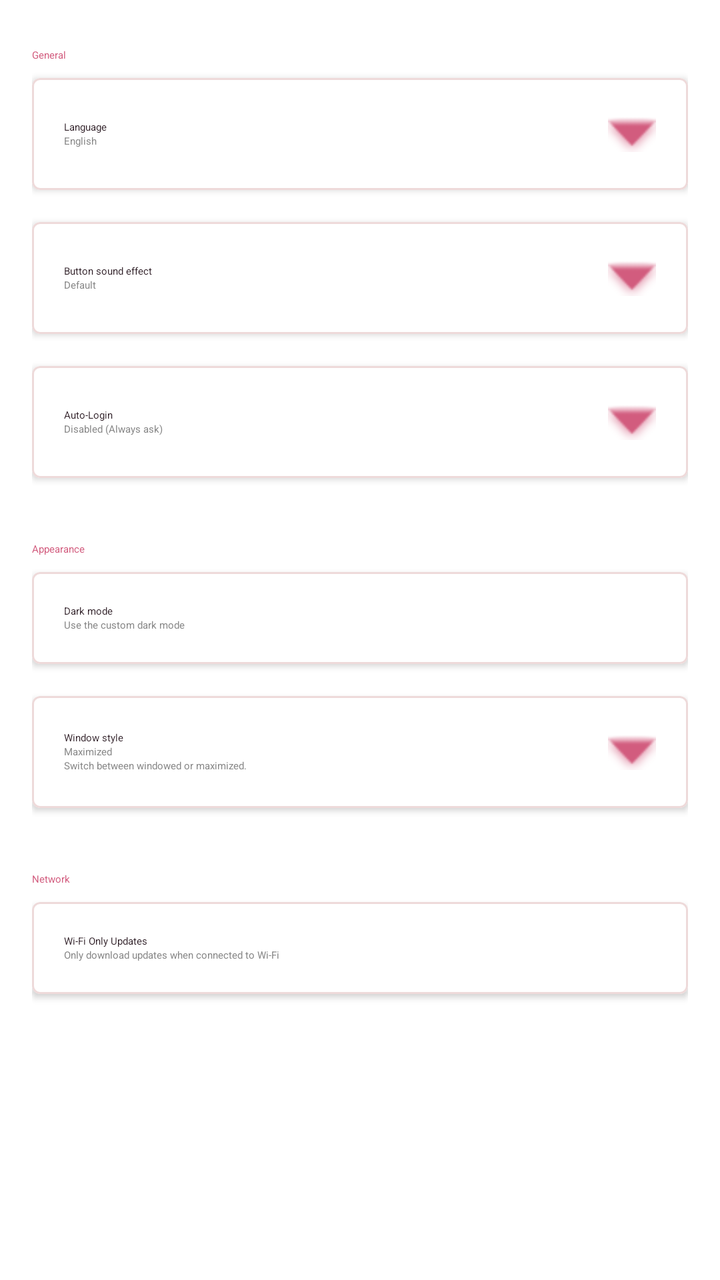
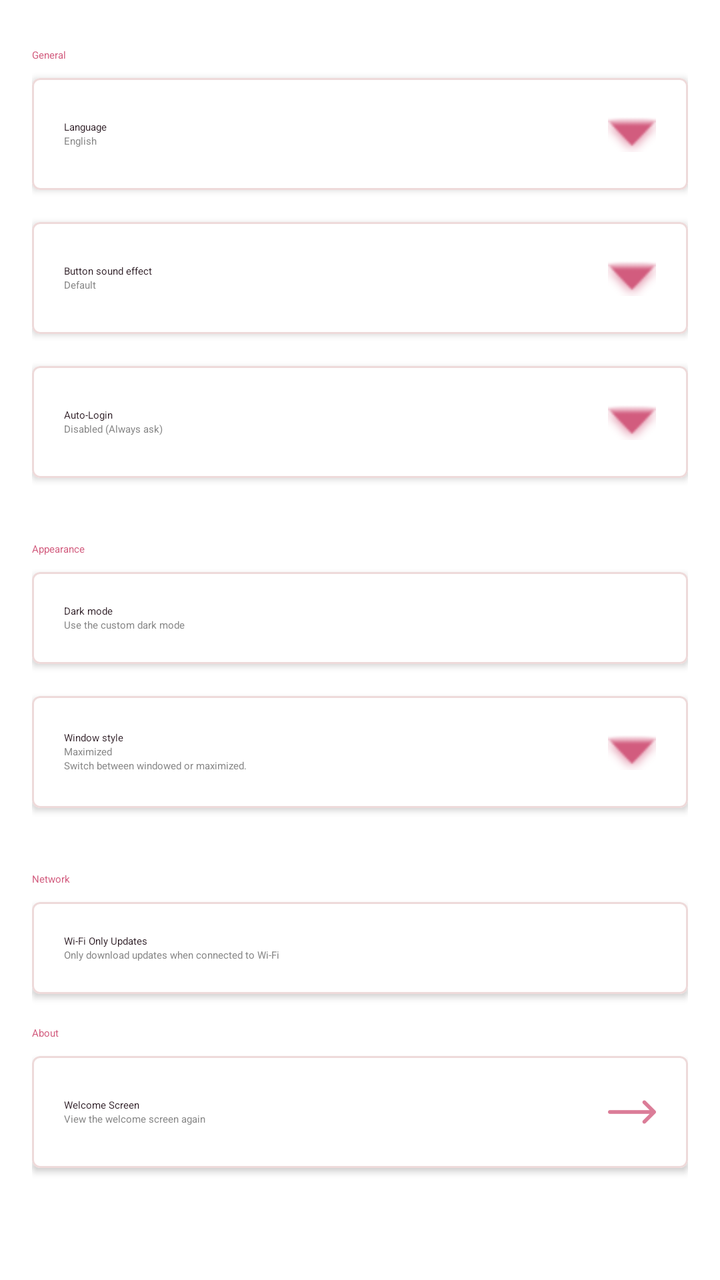

Screens rendered from an Android XML layout before and after an edit, with the pre-edit source and the edit as a unified diff.
<!-- AndroidManifest.xml: fallback theme Theme.MaterialComponents.DayNight.NoActionBar -->
<!-- res/layout/settings_activity.xml -->
<?xml version="1.0" encoding="utf-8"?>
<androidx.core.widget.NestedScrollView
    xmlns:android="http://schemas.android.com/apk/res/android"
    xmlns:app="http://schemas.android.com/apk/res-auto"
    android:layout_width="match_parent"
    android:layout_height="match_parent"
    android:fillViewport="true"
    android:background="@android:color/transparent">

    <LinearLayout
        android:layout_width="match_parent"
        android:layout_height="wrap_content"
        android:orientation="vertical"
        android:padding="16dp">

        
        <TextView
            android:text="@string/settings_category_general"
            android:layout_width="wrap_content"
            android:layout_height="wrap_content"
            android:textAppearance="?attr/textAppearanceTitleSmall"
            android:textColor="@color/colorPrimary"
            android:layout_marginBottom="8dp"
            android:layout_marginTop="8dp"/>

        <com.google.android.material.card.MaterialCardView
            android:id="@+id/cardLanguage"
            android:layout_width="match_parent"
            android:layout_height="wrap_content"
            android:layout_marginBottom="16dp"
            android:clickable="true"
            android:focusable="true"
            app:cardCornerRadius="4dp"
            app:cardElevation="2dp"
            app:cardBackgroundColor="@color/colorCardBackground"
            app:strokeColor="@color/colorDivider"
            app:strokeWidth="1dp">

            <LinearLayout
                android:layout_width="match_parent"
                android:layout_height="wrap_content"
                android:orientation="horizontal"
                android:padding="16dp"
                android:gravity="center_vertical">

                <LinearLayout
                    android:layout_width="0dp"
                    android:layout_height="wrap_content"
                    android:layout_weight="1"
                    android:orientation="vertical">

                    <TextView
                        android:text="@string/settings_language"
                        android:textAppearance="?attr/textAppearanceBodyLarge"
                        android:textColor="@color/colorTextPrimary"
                        android:layout_width="wrap_content"
                        android:layout_height="wrap_content"/>

                    <TextView
                        android:id="@+id/txtCurrentLanguage"
                        android:text="English"
                        android:textAppearance="?attr/textAppearanceBodyMedium"
                        android:layout_width="wrap_content"
                        android:layout_height="wrap_content"
                        android:textColor="@color/colorTextSecondary"/>
                </LinearLayout>

                <ImageView
                    android:layout_width="24dp"
                    android:layout_height="24dp"
                    android:src="@android:drawable/arrow_down_float"
                    app:tint="@color/colorIconTint"/>

            </LinearLayout>
        </com.google.android.material.card.MaterialCardView>

        <com.google.android.material.card.MaterialCardView
            android:id="@+id/cardSoundEffect"
            android:layout_width="match_parent"
            android:layout_height="wrap_content"
            android:layout_marginBottom="16dp"
            android:clickable="true"
            android:focusable="true"
            app:cardCornerRadius="4dp"
            app:cardElevation="2dp"
            app:cardBackgroundColor="@color/colorCardBackground"
            app:strokeColor="@color/colorDivider"
            app:strokeWidth="1dp">

            <LinearLayout
                android:layout_width="match_parent"
                android:layout_height="wrap_content"
                android:orientation="horizontal"
                android:padding="16dp"
                android:gravity="center_vertical">

                <LinearLayout
                    android:layout_width="0dp"
                    android:layout_height="wrap_content"
                    android:layout_weight="1"
                    android:orientation="vertical">

                    <TextView
                        android:text="@string/settings_sound_effect_title"
                        android:textAppearance="?attr/textAppearanceBodyLarge"
                        android:textColor="@color/colorTextPrimary"
                        android:layout_width="wrap_content"
                        android:layout_height="wrap_content"/>

                    <TextView
                        android:id="@+id/txtCurrentSoundEffect"
                        android:text="@string/settings_sound_effect_default"
                        android:textAppearance="?attr/textAppearanceBodyMedium"
                        android:layout_width="wrap_content"
                        android:layout_height="wrap_content"
                        android:textColor="@color/colorTextSecondary"/>
                </LinearLayout>

                <ImageView
                    android:layout_width="24dp"
                    android:layout_height="24dp"
                    android:src="@android:drawable/arrow_down_float"
                    app:tint="@color/colorIconTint"/>

            </LinearLayout>
        </com.google.android.material.card.MaterialCardView>

        <com.google.android.material.card.MaterialCardView
            android:id="@+id/cardAutoLogin"
            android:layout_width="match_parent"
            android:layout_height="wrap_content"
            android:layout_marginBottom="16dp"
            android:clickable="true"
            android:focusable="true"
            app:cardCornerRadius="4dp"
            app:cardElevation="2dp"
            app:cardBackgroundColor="@color/colorCardBackground"
            app:strokeColor="@color/colorDivider"
            app:strokeWidth="1dp">

            <LinearLayout
                android:layout_width="match_parent"
                android:layout_height="wrap_content"
                android:orientation="horizontal"
                android:padding="16dp"
                android:gravity="center_vertical">

                <LinearLayout
                    android:layout_width="0dp"
                    android:layout_height="wrap_content"
                    android:layout_weight="1"
                    android:orientation="vertical">

                    <TextView
                        android:text="@string/settings_auto_login_title"
                        android:textAppearance="?attr/textAppearanceBodyLarge"
                        android:textColor="@color/colorTextPrimary"
                        android:layout_width="wrap_content"
                        android:layout_height="wrap_content"/>

                    <TextView
                        android:id="@+id/txtCurrentAutoLogin"
                        android:text="@string/settings_auto_login_disabled"
                        android:textAppearance="?attr/textAppearanceBodyMedium"
                        android:layout_width="wrap_content"
                        android:layout_height="wrap_content"
                        android:textColor="@color/colorTextSecondary"/>
                </LinearLayout>

                <ImageView
                    android:layout_width="24dp"
                    android:layout_height="24dp"
                    android:src="@android:drawable/arrow_down_float"
                    app:tint="@color/colorIconTint"/>

            </LinearLayout>
        </com.google.android.material.card.MaterialCardView>

        <TextView
            android:text="@string/settings_category_appearance"
            android:layout_width="wrap_content"
            android:layout_height="wrap_content"
            android:textAppearance="?attr/textAppearanceTitleSmall"
            android:textColor="@color/colorPrimary"
            android:layout_marginBottom="8dp"
            android:layout_marginTop="16dp"/>

        <com.google.android.material.card.MaterialCardView
            android:id="@+id/cardDarkMode"
            android:layout_width="match_parent"
            android:layout_height="wrap_content"
            android:layout_marginBottom="16dp"
            android:clickable="true"
            android:focusable="true"
            app:cardCornerRadius="4dp"
            app:cardElevation="2dp"
            app:cardBackgroundColor="@color/colorCardBackground"
            app:strokeColor="@color/colorDivider"
            app:strokeWidth="1dp">

            <LinearLayout
                android:layout_width="match_parent"
                android:layout_height="wrap_content"
                android:orientation="horizontal"
                android:padding="16dp"
                android:gravity="center_vertical">

                <LinearLayout
                    android:layout_width="0dp"
                    android:layout_height="wrap_content"
                    android:layout_weight="1"
                    android:orientation="vertical">

                    <TextView
                        android:text="@string/settings_dark_mode_title"
                        android:textAppearance="?attr/textAppearanceBodyLarge"
                        android:textColor="@color/colorTextPrimary"
                        android:layout_width="wrap_content"
                        android:layout_height="wrap_content"/>

                    <TextView
                        android:text="@string/settings_dark_mode_desc"
                        android:textAppearance="?attr/textAppearanceBodySmall"
                        android:layout_width="wrap_content"
                        android:layout_height="wrap_content"
                        android:textColor="@color/colorTextSecondary"/>
                </LinearLayout>

                <com.google.android.material.materialswitch.MaterialSwitch
                    android:id="@+id/switchDarkMode"
                    android:layout_width="wrap_content"
                    android:layout_height="wrap_content"/>

            </LinearLayout>
        </com.google.android.material.card.MaterialCardView>

        <com.google.android.material.card.MaterialCardView
            android:id="@+id/cardWindowMode"
            android:layout_width="match_parent"
            android:layout_height="wrap_content"
            android:layout_marginBottom="16dp"
            android:clickable="true"
            android:focusable="true"
            app:cardCornerRadius="4dp"
            app:cardElevation="2dp"
            app:cardBackgroundColor="@color/colorCardBackground"
            app:strokeColor="@color/colorDivider"
            app:strokeWidth="1dp">

            <LinearLayout
                android:layout_width="match_parent"
                android:layout_height="wrap_content"
                android:orientation="horizontal"
                android:padding="16dp"
                android:gravity="center_vertical">

                <LinearLayout
                    android:layout_width="0dp"
                    android:layout_height="wrap_content"
                    android:layout_weight="1"
                    android:orientation="vertical">

                    <TextView
                        android:text="@string/settings_window_mode_title"
                        android:textAppearance="?attr/textAppearanceBodyLarge"
                        android:textColor="@color/colorTextPrimary"
                        android:layout_width="wrap_content"
                        android:layout_height="wrap_content"/>

                    <TextView
                        android:id="@+id/txtCurrentWindowMode"
                        android:text="@string/window_mode_maximized"
                        android:textAppearance="?attr/textAppearanceBodyMedium"
                        android:layout_width="wrap_content"
                        android:layout_height="wrap_content"
                        android:textColor="@color/colorTextSecondary"/>

                    <TextView
                        android:text="@string/settings_window_mode_desc"
                        android:textAppearance="?attr/textAppearanceBodySmall"
                        android:layout_width="wrap_content"
                        android:layout_height="wrap_content"
                        android:textColor="@color/colorTextSecondary"/>
                </LinearLayout>

                <ImageView
                    android:layout_width="24dp"
                    android:layout_height="24dp"
                    android:src="@android:drawable/arrow_down_float"
                    app:tint="@color/colorIconTint"/>

            </LinearLayout>
        </com.google.android.material.card.MaterialCardView>

        
        <TextView
            android:text="@string/settings_category_network"
            android:layout_width="wrap_content"
            android:layout_height="wrap_content"
            android:textAppearance="?attr/textAppearanceTitleSmall"
            android:textColor="@color/colorPrimary"
            android:layout_marginBottom="8dp"
            android:layout_marginTop="16dp"/>

        <com.google.android.material.card.MaterialCardView
            android:layout_width="match_parent"
            android:layout_height="wrap_content"
            app:cardCornerRadius="4dp"
            app:cardElevation="2dp"
            app:cardBackgroundColor="@color/colorCardBackground"
            app:strokeColor="@color/colorDivider"
            app:strokeWidth="1dp">

            <LinearLayout
                android:layout_width="match_parent"
                android:layout_height="wrap_content"
                android:orientation="horizontal"
                android:padding="16dp"
                android:gravity="center_vertical">

                <LinearLayout
                    android:layout_width="0dp"
                    android:layout_height="wrap_content"
                    android:layout_weight="1"
                    android:orientation="vertical">

                    <TextView
                        android:text="@string/settings_wifi_only_title"
                        android:textAppearance="?attr/textAppearanceBodyLarge"
                        android:textColor="@color/colorTextPrimary"
                        android:layout_width="wrap_content"
                        android:layout_height="wrap_content"/>

                    <TextView
                        android:text="@string/settings_wifi_only_desc"
                        android:textAppearance="?attr/textAppearanceBodySmall"
                        android:layout_width="wrap_content"
                        android:layout_height="wrap_content"
                        android:textColor="@color/colorTextSecondary"/>
                </LinearLayout>

                <com.google.android.material.materialswitch.MaterialSwitch
                    android:id="@+id/switchWifiOnly"
                    android:layout_width="wrap_content"
                    android:layout_height="wrap_content"/>

            </LinearLayout>
        </com.google.android.material.card.MaterialCardView>

    </LinearLayout>
</androidx.core.widget.NestedScrollView>
<!-- resources referenced by this layout -->
<resources>
  <color name="colorCardBackground">#FFFFFF</color>
  <color name="colorDivider">#EEDADA</color>
  <color name="colorIconTint">#D25C7E</color>
  <color name="colorPrimary">#D25C7E</color>
  <color name="colorTextPrimary">#2C1C24</color>
  <color name="colorTextSecondary">#888888</color>
  <string name="settings_auto_login_disabled">Disabled (Always ask)</string>
  <string name="settings_auto_login_title">Auto-Login</string>
  <string name="settings_category_appearance">Appearance</string>
  <string name="settings_category_general">General</string>
  <string name="settings_category_network">Network</string>
  <string name="settings_dark_mode_desc">Use the custom dark mode</string>
  <string name="settings_dark_mode_title">Dark mode</string>
  <string name="settings_language">Language</string>
  <string name="settings_sound_effect_default">Default</string>
  <string name="settings_sound_effect_title">Button sound effect</string>
  <string name="settings_wifi_only_desc">Only download updates when connected to Wi-Fi</string>
  <string name="settings_wifi_only_title">Wi-Fi Only Updates</string>
  <string name="settings_window_mode_desc">Switch between windowed or maximized.</string>
  <string name="settings_window_mode_title">Window style</string>
  <string name="window_mode_maximized">Maximized</string>
</resources>

<!-- the commit's change to res/layout/settings_activity.xml (unified diff, before → after) -->
@@ -347,5 +347,64 @@
             </LinearLayout>
         </com.google.android.material.card.MaterialCardView>
 
+        <TextView
+            android:text="@string/settings_category_about"
+            android:layout_width="wrap_content"
+            android:layout_height="wrap_content"
+            android:textAppearance="?attr/textAppearanceTitleSmall"
+            android:textColor="@color/colorPrimary"
+            android:layout_marginBottom="8dp"
+            android:layout_marginTop="16dp"/>
+
+        <com.google.android.material.card.MaterialCardView
+            android:id="@+id/cardWelcomeScreen"
+            android:layout_width="match_parent"
+            android:layout_height="wrap_content"
+            android:layout_marginBottom="16dp"
+            android:clickable="true"
+            android:focusable="true"
+            app:cardCornerRadius="4dp"
+            app:cardElevation="2dp"
+            app:cardBackgroundColor="@color/colorCardBackground"
+            app:strokeColor="@color/colorDivider"
+            app:strokeWidth="1dp">
+
+            <LinearLayout
+                android:layout_width="match_parent"
+                android:layout_height="wrap_content"
+                android:orientation="horizontal"
+                android:padding="16dp"
+                android:gravity="center_vertical">
+
+                <LinearLayout
+                    android:layout_width="0dp"
+                    android:layout_height="wrap_content"
+                    android:layout_weight="1"
+                    android:orientation="vertical">
+
+                    <TextView
+                        android:text="@string/settings_welcome_screen_title"
+                        android:textAppearance="?attr/textAppearanceBodyLarge"
+                        android:textColor="@color/colorTextPrimary"
+                        android:layout_width="wrap_content"
+                        android:layout_height="wrap_content"/>
+
+                    <TextView
+                        android:text="@string/settings_welcome_screen_desc"
+                        android:textAppearance="?attr/textAppearanceBodySmall"
+                        android:layout_width="wrap_content"
+                        android:layout_height="wrap_content"
+                        android:textColor="@color/colorTextSecondary"/>
+                </LinearLayout>
+
+                <ImageView
+                    android:layout_width="24dp"
+                    android:layout_height="24dp"
+                    android:src="@drawable/ic_right_arrow"
+                    app:tint="@color/colorIconTint"/>
+
+            </LinearLayout>
+        </com.google.android.material.card.MaterialCardView>
+
     </LinearLayout>
 </androidx.core.widget.NestedScrollView>
<!-- resource entries referenced after the edit -->
@@ -6,8 +6,10 @@
   <color name="colorPrimary">#D25C7E</color>
   <color name="colorTextPrimary">#2C1C24</color>
   <color name="colorTextSecondary">#888888</color>
+  <!-- drawable ic_right_arrow: png bitmap (drawable-hdpi, 236 bytes) -->
   <string name="settings_auto_login_disabled">Disabled (Always ask)</string>
   <string name="settings_auto_login_title">Auto-Login</string>
+  <string name="settings_category_about">About</string>
   <string name="settings_category_appearance">Appearance</string>
   <string name="settings_category_general">General</string>
   <string name="settings_category_network">Network</string>
@@ -16,6 +18,8 @@
   <string name="settings_language">Language</string>
   <string name="settings_sound_effect_default">Default</string>
   <string name="settings_sound_effect_title">Button sound effect</string>
+  <string name="settings_welcome_screen_desc">View the welcome screen again</string>
+  <string name="settings_welcome_screen_title">Welcome Screen</string>
   <string name="settings_wifi_only_desc">Only download updates when connected to Wi-Fi</string>
   <string name="settings_wifi_only_title">Wi-Fi Only Updates</string>
   <string name="settings_window_mode_desc">Switch between windowed or maximized.</string>
